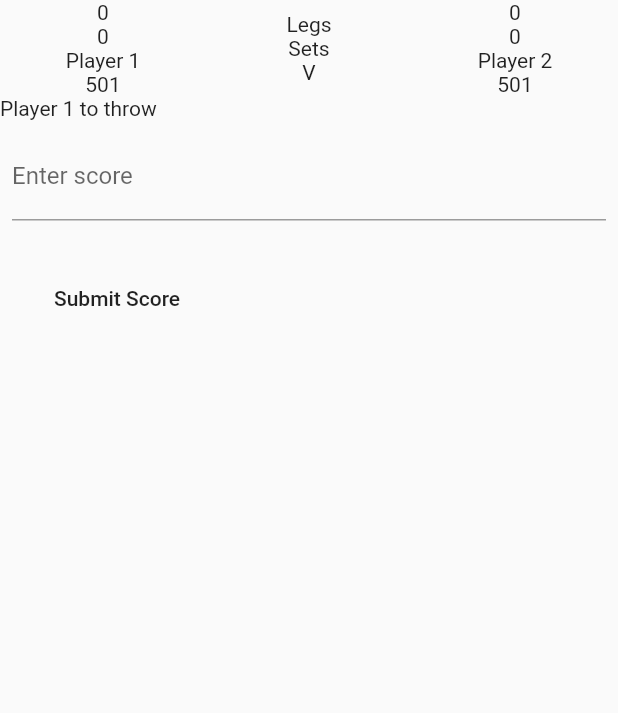
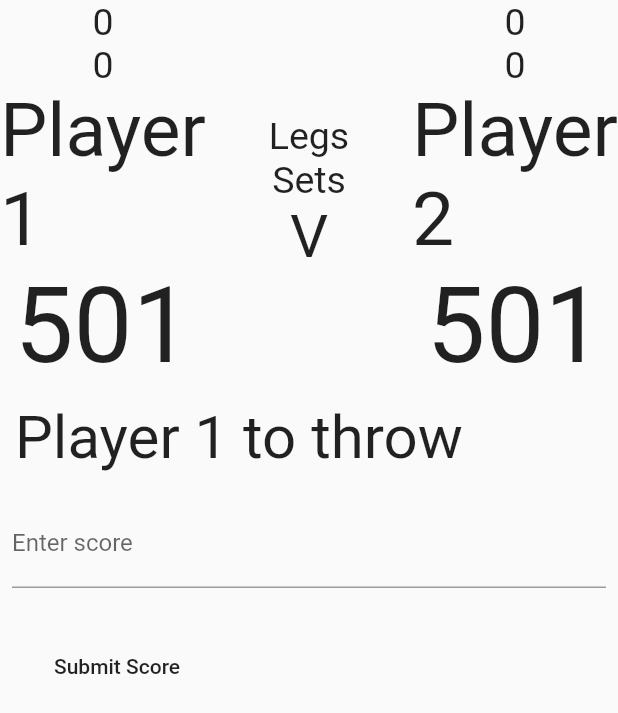
Before and after one commit to waspyfaeleith/flutter_dart_scorer, a Flutter app: the screen it shows after launch, after a tap on "Start Match", on a phone screen of 412 x 824 dp. Shown: the top 713 px of the screen. Run offline on Flutter 3.47's test engine with Material 2 defaults, Android fonts, the phone set to English and light mode, and no system bars.

Commit message:
changes font sizes for player names and scores

```diff
--- a/lib/game_screen.dart
+++ b/lib/game_screen.dart
@@ -73,10 +73,16 @@ class _GameScreenState extends State<GameScreen> {
                     Expanded(
                       child: Column(
                         children: [
-                          Text(player1LegsWonText),
-                          Text(player1SetsWonText),
-                          Text('${match.game.player1.name}'),
-                          Text(player1CurrentScoreText),
+                          Text(player1LegsWonText, style: TextStyle(fontSize: 25),),
+                          Text(player1SetsWonText, style: TextStyle(fontSize: 25),),
+                          Text(
+                              '${match.game.player1.name}',
+                              style: TextStyle(fontSize: 50),
+                          ),
+                          Text(
+                            player1CurrentScoreText,
+                            style: TextStyle(fontSize: 70),
+                          ),
                         ],
                       ),
                     ),
@@ -84,32 +90,43 @@ class _GameScreenState extends State<GameScreen> {
                       child:
                         Column(
                           children: [
-                        Text("Legs"),
-                        Text("Sets"),
-                        Text("V"),
+                            Text("Legs", style: TextStyle(fontSize: 25),),
+                            Text("Sets", style: TextStyle(fontSize: 25),),
+                            Text("V", style: TextStyle(fontSize: 40),),
                           ],
                         ),
                     ),
                     Expanded(
                       child: Column(
                       children: [
-                        Text(player2LegsWonText),
-                        Text(player2SetsWonText),
-                        Text('${match.game.player2.name}'),
-                        Text(player2CurrentScoreText),
+                        Text(player2LegsWonText, style: TextStyle(fontSize: 25),),
+                        Text(player2SetsWonText, style: TextStyle(fontSize: 25),),
+                        Text(
+                            '${match.game.player2.name}',
+                             style: TextStyle(fontSize: 50),
+                        ),
+                        Text(
+                            player2CurrentScoreText,
+                            style: TextStyle(fontSize: 70),
+                        ),
                       ],
                         ),
                     ),
                   ],
                 ),
-              Row(
+              Center(
+                child: Row(
                   children: [
-                  Center(
-                    child: Expanded(
-                        child: Text(match.message)
+                    //Center(
+                    Expanded(
+                          child: Padding(
+                            padding: const EdgeInsets.all(10.0),
+                            child: Text(match.message, style: TextStyle(fontSize: 40),),
+                          )
                       ),
+                    //),
+                  ]
                 ),
-                ]
               ),
               Row(
                 children: [
```
Lines whose indentation alone changed are shown as unchanged.
